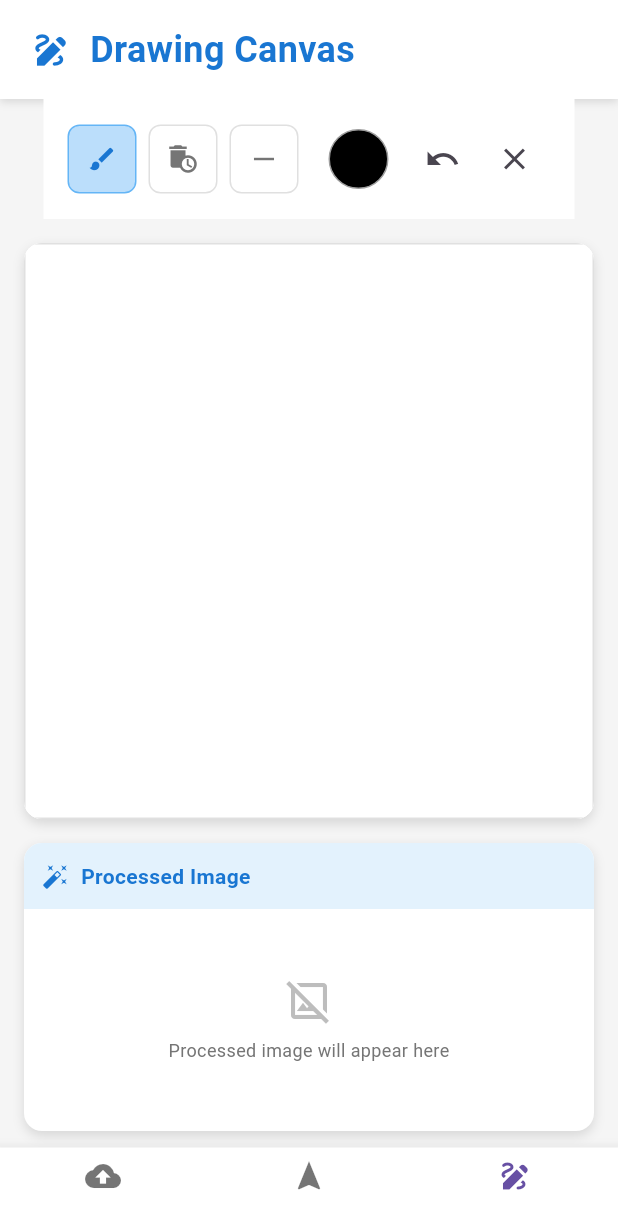
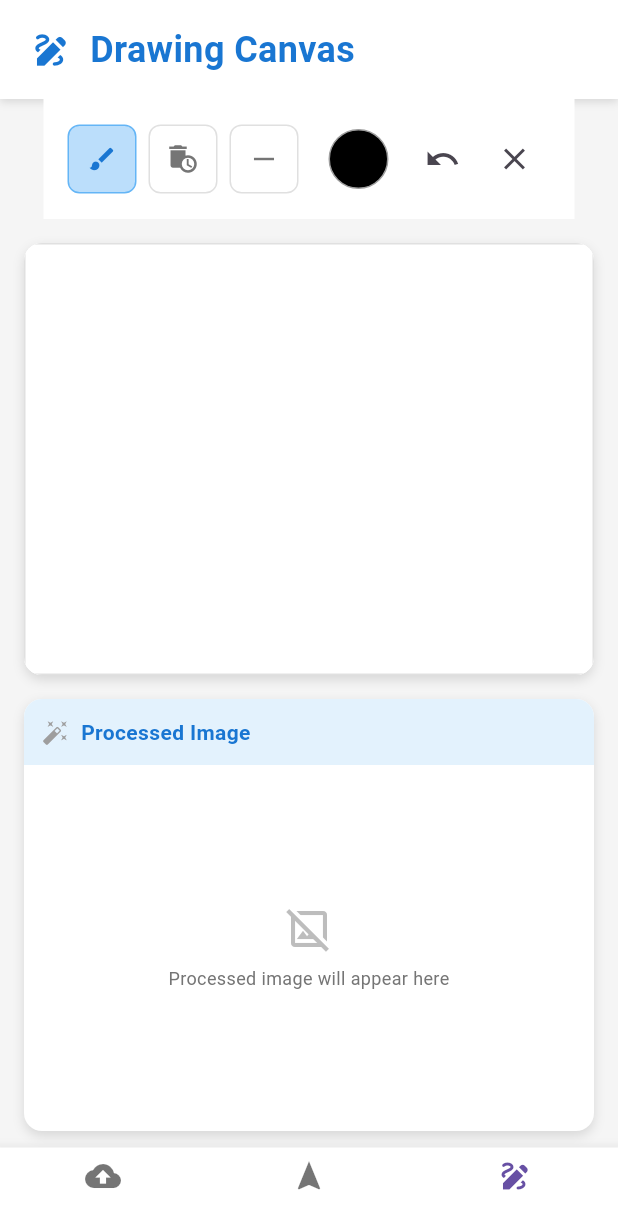
Before and after one commit to haneenibrahim405/ziggy-bot, a Flutter app: the DrawingPage screen opened by its route, on a phone screen of 412 x 824 dp. Shown: the top 1229 px of the screen. Run offline on Flutter 3.47's test engine with Material 3 defaults, Android fonts, the phone set to English and light mode, and no system bars; our stand-ins replace google_fonts, image_picker; Roboto replaces fonts that are missing (Audiowide).

Commit message:
changed the font in the drawing page

```diff
--- a/lib/screens/drawing_page.dart
+++ b/lib/screens/drawing_page.dart
@@ -234,7 +234,7 @@ class _DrawingPageState extends State<DrawingPage> {
                   children: [
                     // Drawing Canvas
                     Expanded(
-                      flex: 2,
+                      flex: 3,
                       child: Container(
                         width: double.infinity,
                         decoration: BoxDecoration(
@@ -298,7 +298,7 @@ class _DrawingPageState extends State<DrawingPage> {
 
                     // Processed Image Display
                     Expanded(
-                      flex: 1,
+                      flex: 3,
                       child: Container(
                         width: double.infinity,
                         decoration: BoxDecoration(
@@ -328,7 +328,7 @@ class _DrawingPageState extends State<DrawingPage> {
                               child: Row(
                                 mainAxisSize: MainAxisSize.min,
                                 children: [
-                                  Icon(Icons.auto_fix_high, color: Colors.blue.shade700, size: 18),
+                                  Icon(Icons.auto_fix_high, color: Colors.grey, size: 18),
                                   SizedBox(width: 8),
                                   Expanded(
                                     child: Text(
@@ -453,15 +453,15 @@ class _DrawingPageState extends State<DrawingPage> {
                           ),
                         ),
                         SizedBox(width: 12),
-                        Text("Processing..."),
+                        Text("Processing...", style: GoogleFonts.audiowide()),
                       ],
                     )
                         : Row(
                       mainAxisAlignment: MainAxisAlignment.center,
                       children: [
-                        Icon(Icons.auto_fix_high),
+                        Icon(Icons.auto_fix_high, color :Colors.white),
                         SizedBox(width: 8),
-                        Text("Process Drawing", style: GoogleFonts.audiowide())
+                        Text("Process Drawing", style: GoogleFonts.audiowide()),
                       ],
                     ),
                   ),
```
